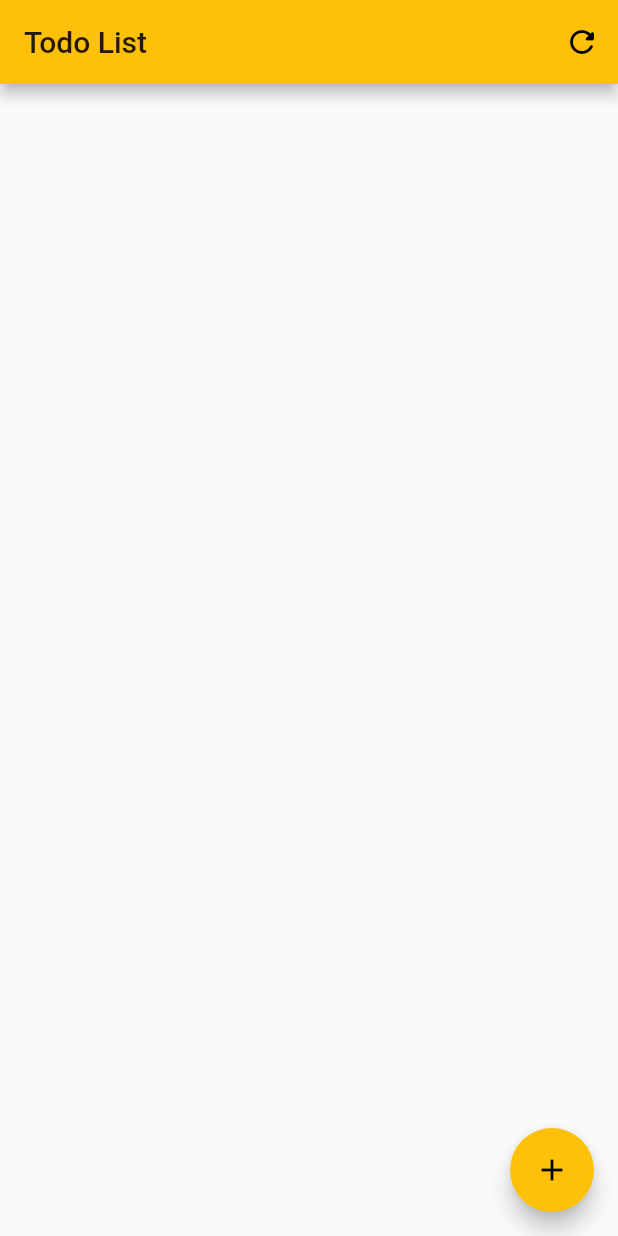
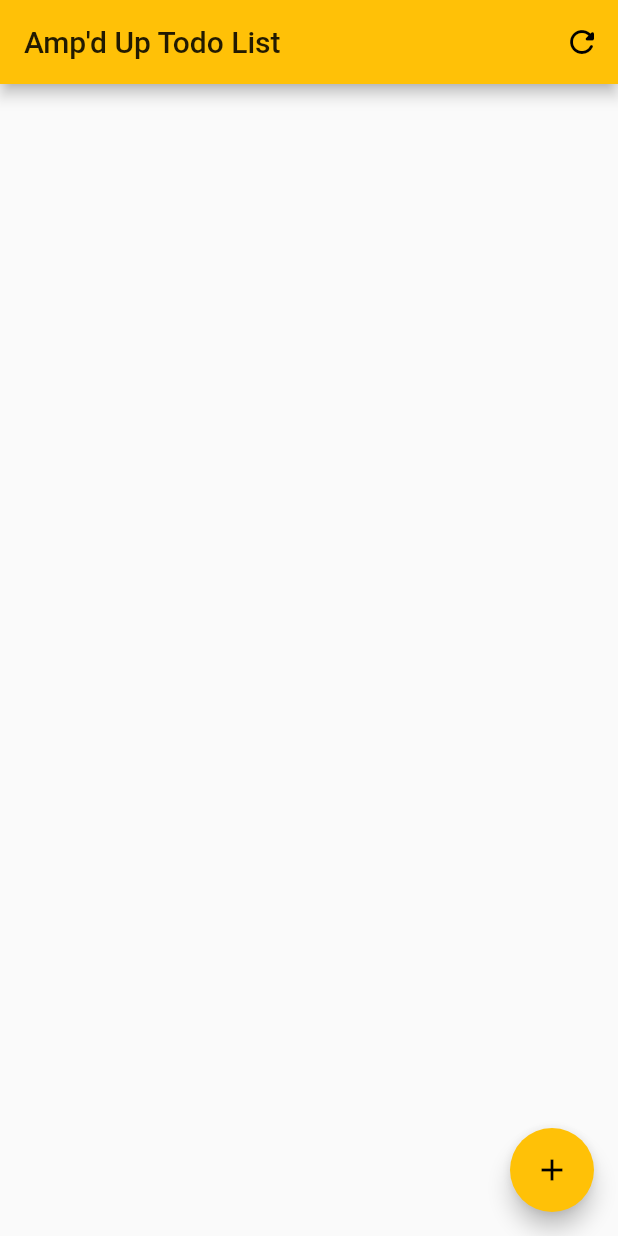
Before and after one commit to JELaVallee/ampd_up_flutter_amplify_graphql, a Flutter app: the screen it shows after launch, on a phone screen of 412 x 824 dp. Run offline on Flutter 3.47's test engine with Material 2 defaults, Android fonts, the phone set to English and light mode, and no system bars; missing offline and left inert: amplify_api, amplify_flutter.

Commit message:
Adding Ampd Up title...

```diff
--- a/lib/views/list_todos_view.dart
+++ b/lib/views/list_todos_view.dart
@@ -21,7 +21,7 @@ class ListTodosView extends StatelessWidget {
   Widget build(BuildContext context) {
     return Scaffold(
       appBar: AppBar(
-        title: Text('Todo List'),
+        title: Text('Amp\'d Up Todo List'),
         actions: <Widget>[
           IconButton(
             icon: const Icon(Icons.refresh_rounded),
```
